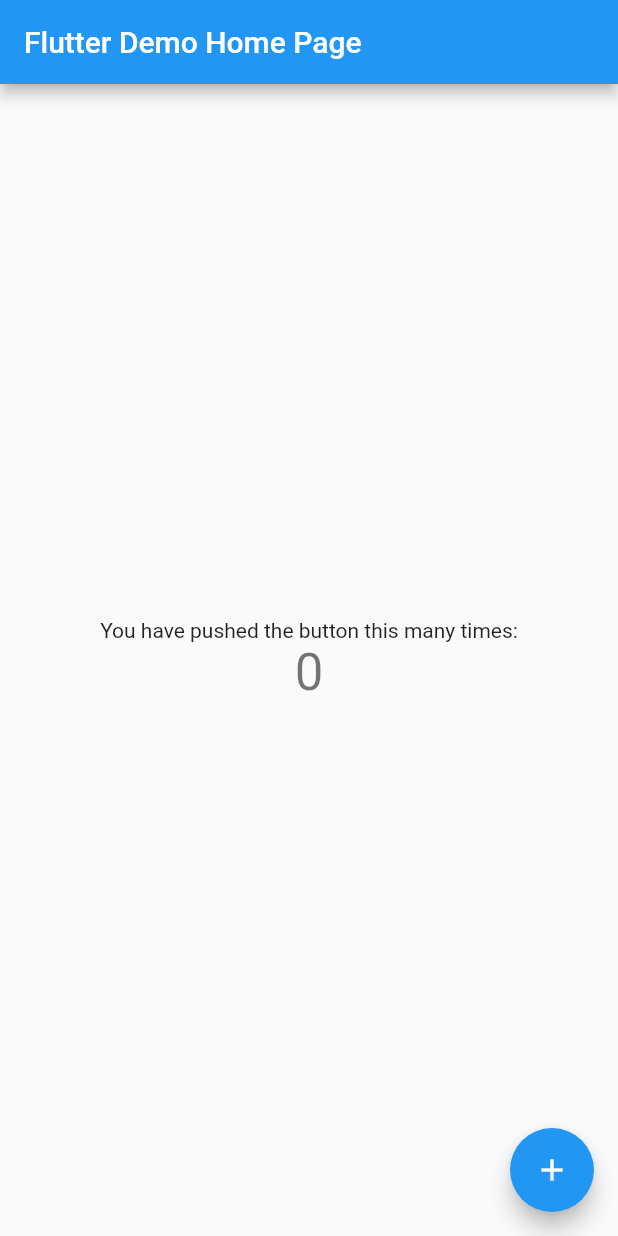
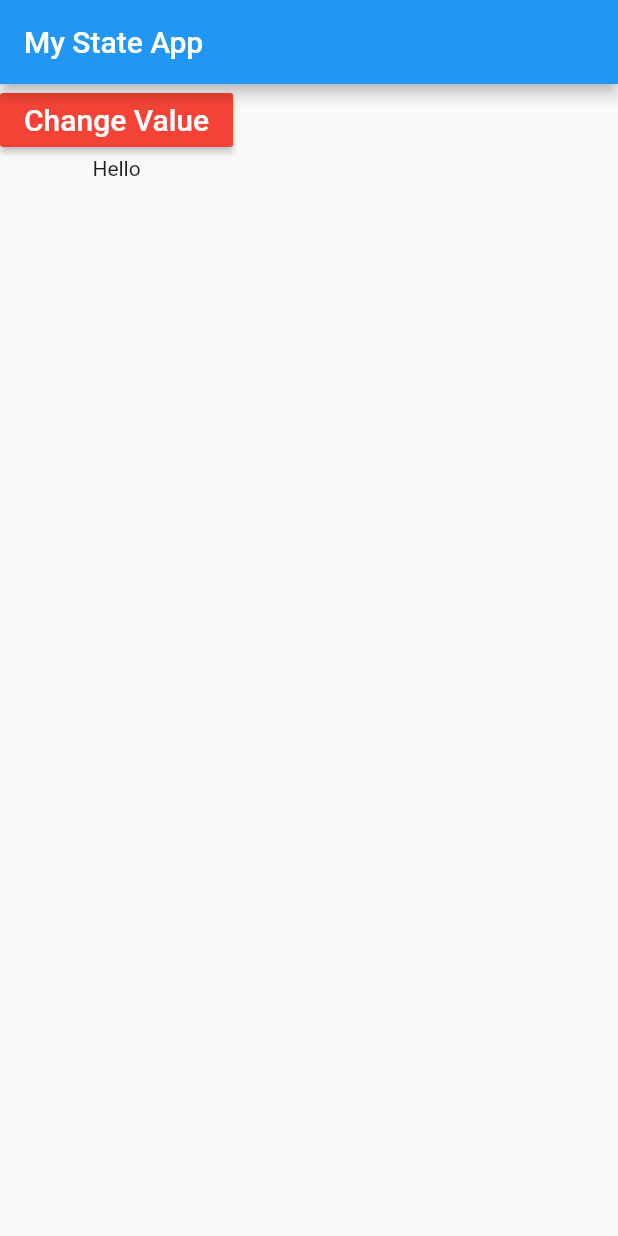
Before and after one commit to ideasbhatti/my_state_app, a Flutter app: the screen it shows after launch, on a phone screen of 412 x 824 dp. Run offline on Flutter 3.47's test engine with Material 2 defaults, Android fonts, the light colour scheme and no system bars.

Commit message:
Impliment Provider in Stateless Widget

```diff
--- a/lib/main.dart
+++ b/lib/main.dart
@@ -1,113 +1,53 @@
 import 'package:flutter/material.dart';
+import 'package:provider/provider.dart';
+import 'mymodel.dart';
 
-void main() {
-  runApp(MyApp());
-}
+void main() => runApp(MyApp());
 
 class MyApp extends StatelessWidget {
-  // This widget is the root of your application.
+  const MyApp({Key? key}) : super(key: key);
+
   @override
   Widget build(BuildContext context) {
-    return MaterialApp(
-      title: 'Flutter Demo',
-      theme: ThemeData(
-        // This is the theme of your application.
-        //
-        // Try running your application with "flutter run". You'll see the
-        // application has a blue toolbar. Then, without quitting the app, try
-        // changing the primarySwatch below to Colors.green and then invoke
-        // "hot reload" (press "r" in the console where you ran "flutter run",
-        // or simply save your changes to "hot reload" in a Flutter IDE).
-        // Notice that the counter didn't reset back to zero; the application
-        // is not restarted.
-        primarySwatch: Colors.blue,
+    return ChangeNotifierProvider(
+      create: (context) => Item(),
+      child: MaterialApp(
+        title: 'My State App',
+        home: HomePage(),
       ),
-      home: MyHomePage(title: 'Flutter Demo Home Page'),
     );
   }
 }
 
-class MyHomePage extends StatefulWidget {
-  MyHomePage({Key? key, required this.title}) : super(key: key);
-
-  // This widget is the home page of your application. It is stateful, meaning
-  // that it has a State object (defined below) that contains fields that affect
-  // how it looks.
-
-  // This class is the configuration for the state. It holds the values (in this
-  // case the title) provided by the parent (in this case the App widget) and
-  // used by the build method of the State. Fields in a Widget subclass are
-  // always marked "final".
-
-  final String title;
-
-  @override
-  _MyHomePageState createState() => _MyHomePageState();
-}
-
-class _MyHomePageState extends State<MyHomePage> {
-  int _counter = 0;
-
-  void _incrementCounter() {
-    setState(() {
-      // This call to setState tells the Flutter framework that something has
-      // changed in this State, which causes it to rerun the build method below
-      // so that the display can reflect the updated values. If we changed
-      // _counter without calling setState(), then the build method would not be
-      // called again, and so nothing would appear to happen.
-      _counter++;
-    });
-  }
-
+class HomePage extends StatelessWidget {
+  const HomePage({Key? key}) : super(key: key);
   @override
   Widget build(BuildContext context) {
-    // This method is rerun every time setState is called, for instance as done
-    // by the _incrementCounter method above.
-    //
-    // The Flutter framework has been optimized to make rerunning build methods
-    // fast, so that you can just rebuild anything that needs updating rather
-    // than having to individually change instances of widgets.
     return Scaffold(
       appBar: AppBar(
-        // Here we take the value from the MyHomePage object that was created by
-        // the App.build method, and use it to set our appbar title.
-        title: Text(widget.title),
+        title: Text('My State App'),
       ),
-      body: Center(
-        // Center is a layout widget. It takes a single child and positions it
-        // in the middle of the parent.
-        child: Column(
-          // Column is also a layout widget. It takes a list of children and
-          // arranges them vertically. By default, it sizes itself to fit its
-          // children horizontally, and tries to be as tall as its parent.
-          //
-          // Invoke "debug painting" (press "p" in the console, choose the
-          // "Toggle Debug Paint" action from the Flutter Inspector in Android
-          // Studio, or the "Toggle Debug Paint" command in Visual Studio Code)
-          // to see the wireframe for each widget.
-          //
-          // Column has various properties to control how it sizes itself and
-          // how it positions its children. Here we use mainAxisAlignment to
-          // center the children vertically; the main axis here is the vertical
-          // axis because Columns are vertical (the cross axis would be
-          // horizontal).
-          mainAxisAlignment: MainAxisAlignment.center,
-          children: <Widget>[
-            Text(
-              'You have pushed the button this many times:',
+      body: Consumer<Item>(
+        builder: (context, value, child) {
+          return Consumer<Item>(
+            builder: (context, value, child) => Column(
+              children: [
+                MaterialButton(
+                  color: Colors.red,
+                  child: Text(
+                    'Change Value',
+                    style: TextStyle(color: Colors.white, fontSize: 20),
+                  ),
+                  onPressed: () {
+                    value.changeValue();
+                  },
+                ),
+                Text(value.meroValue),
+              ],
             ),
-            Text(
-              '$_counter',
-              style: Theme.of(context).textTheme.headline4,
-            ),
-          ],
-        ),
+          );
+        },
       ),
-      floatingActionButton: FloatingActionButton(
-        onPressed: _incrementCounter,
-        tooltip: 'Increment',
-        child: Icon(Icons.add),
-      ), // This trailing comma makes auto-formatting nicer for build methods.
     );
   }
 }
--- /dev/null
+++ b/lib/mymodel.dart
@@ -0,0 +1,12 @@
+import 'package:flutter/cupertino.dart';
+
+class Item with ChangeNotifier {
+// Value Declear
+  String meroValue = 'Hello';
+
+// Method(Change Value)
+  void changeValue() {
+    meroValue = 'Namaste';
+    notifyListeners();
+  }
+}
--- a/pubspec.yaml
+++ b/pubspec.yaml
@@ -28,6 +28,7 @@
   # The following adds the Cupertino Icons font to your application.
   # Use with the CupertinoIcons class for iOS style icons.
   cupertino_icons: ^1.0.2
+  provider: ^5.0.0
 
 dev_dependencies:
   flutter_test:
```
Also changed, not shown: pubspec.lock, 1 other file.
